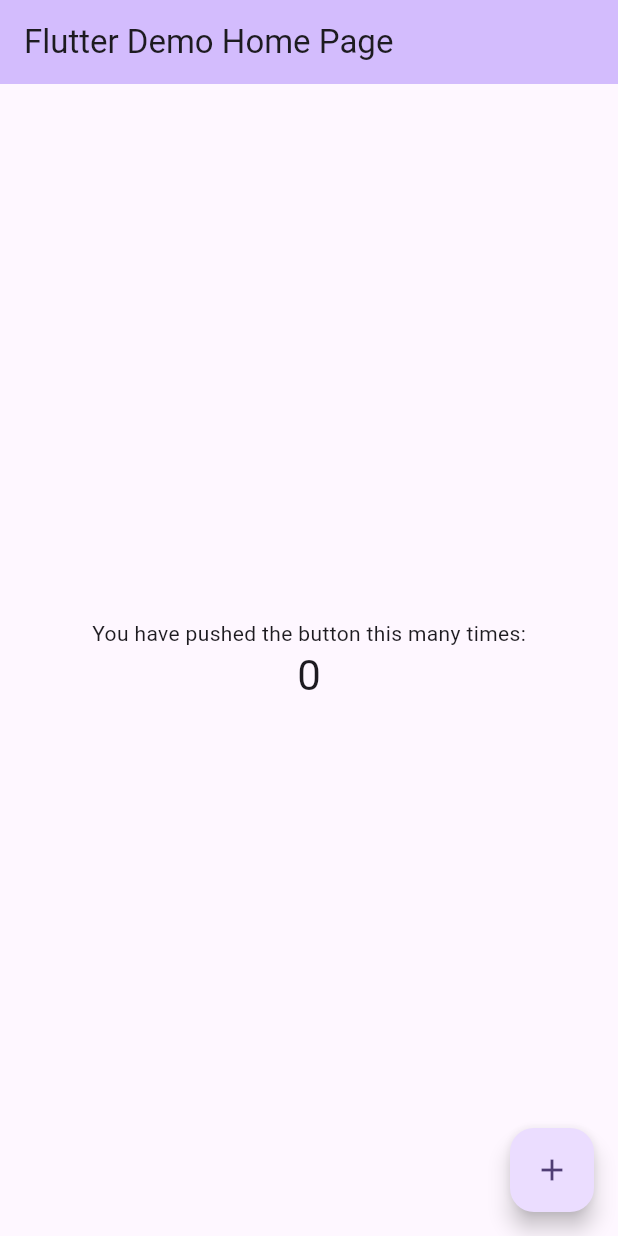
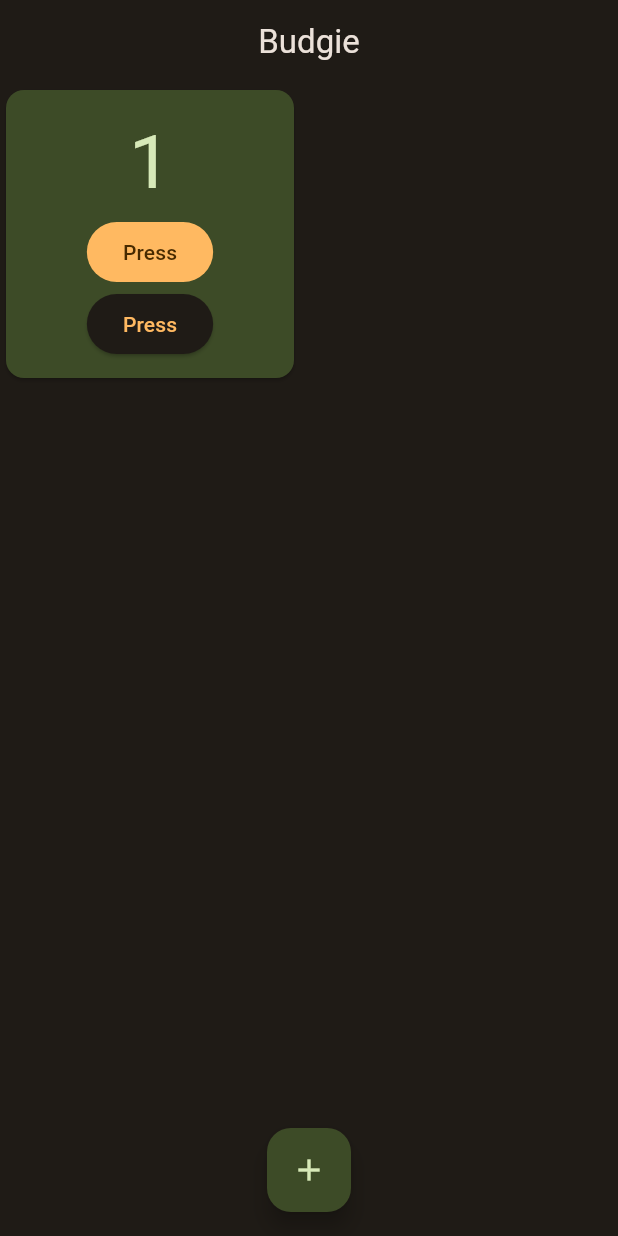
Before and after one commit to AryanSarafDev/Budgie, a Flutter app: the screen it shows after launch, on a phone screen of 412 x 824 dp. Run offline on Flutter 3.47's test engine with Material 2 defaults, Android fonts, the phone set to English and light mode, and no system bars; our stand-ins replace get.

Commit message:
Theme update

```diff
--- /dev/null
+++ b/lib/color_schemes.dart
@@ -0,0 +1,69 @@
+import 'package:flutter/material.dart';
+
+const lightColorScheme = ColorScheme(
+  brightness: Brightness.light,
+  primary: Color(0xFF865300),
+  onPrimary: Color(0xFFFFFFFF),
+  primaryContainer: Color(0xFFFFDDB8),
+  onPrimaryContainer: Color(0xFF2B1700),
+  secondary: Color(0xFF715A41),
+  onSecondary: Color(0xFFFFFFFF),
+  secondaryContainer: Color(0xFFFCDDBD),
+  onSecondaryContainer: Color(0xFF281805),
+  tertiary: Color(0xFF54633D),
+  onTertiary: Color(0xFFFFFFFF),
+  tertiaryContainer: Color(0xFFD7E9B8),
+  onTertiaryContainer: Color(0xFF131F02),
+  error: Color(0xFFBA1A1A),
+  errorContainer: Color(0xFFFFDAD6),
+  onError: Color(0xFFFFFFFF),
+  onErrorContainer: Color(0xFF410002),
+  background: Color(0xFFFFFBFF),
+  onBackground: Color(0xFF1F1B16),
+  surface: Color(0xFFFFFBFF),
+  onSurface: Color(0xFF1F1B16),
+  surfaceVariant: Color(0xFFF1E0D0),
+  onSurfaceVariant: Color(0xFF504539),
+  outline: Color(0xFF827568),
+  onInverseSurface: Color(0xFFF9EFE7),
+  inverseSurface: Color(0xFF352F2A),
+  inversePrimary: Color(0xFFFFB961),
+  shadow: Color(0xFF000000),
+  surfaceTint: Color(0xFF865300),
+  outlineVariant: Color(0xFFD4C4B5),
+  scrim: Color(0xFF000000),
+);
+
+const darkColorScheme = ColorScheme(
+  brightness: Brightness.dark,
+  primary: Color(0xFFFFB961),
+  onPrimary: Color(0xFF472A00),
+  primaryContainer: Color(0xFF663E00),
+  onPrimaryContainer: Color(0xFFFFDDB8),
+  secondary: Color(0xFFDFC2A2),
+  onSecondary: Color(0xFF3F2D17),
+  secondaryContainer: Color(0xFF57432B),
+  onSecondaryContainer: Color(0xFFFCDDBD),
+  tertiary: Color(0xFFBBCD9E),
+  onTertiary: Color(0xFF273513),
+  tertiaryContainer: Color(0xFF3D4B27),
+  onTertiaryContainer: Color(0xFFD7E9B8),
+  error: Color(0xFFFFB4AB),
+  errorContainer: Color(0xFF93000A),
+  onError: Color(0xFF690005),
+  onErrorContainer: Color(0xFFFFDAD6),
+  background: Color(0xFF1F1B16),
+  onBackground: Color(0xFFEBE1D9),
+  surface: Color(0xFF1F1B16),
+  onSurface: Color(0xFFEBE1D9),
+  surfaceVariant: Color(0xFF504539),
+  onSurfaceVariant: Color(0xFFD4C4B5),
+  outline: Color(0xFF9C8E81),
+  onInverseSurface: Color(0xFF1F1B16),
+  inverseSurface: Color(0xFFEBE1D9),
+  inversePrimary: Color(0xFF865300),
+  shadow: Color(0xFF000000),
+  surfaceTint: Color(0xFFFFB961),
+  outlineVariant: Color(0xFF504539),
+  scrim: Color(0xFF000000),
+);
--- /dev/null
+++ b/lib/controllers/checkC.dart
@@ -0,0 +1,10 @@
+import 'package:flutter/material.dart';
+import 'package:get/get.dart';
+class ChekController extends GetxController
+{
+  final check = 1.obs;
+  updatevalue()
+  {
+    check(check.value+1);
+  }
+}
--- a/lib/main.dart
+++ b/lib/main.dart
@@ -1,110 +1,24 @@
+
+import 'package:budgie/views/home.dart';
 import 'package:flutter/material.dart';
+import 'color_schemes.dart';
+import 'package:get/get.dart';
 
 void main() {
   runApp(const MyApp());
 }
 
 class MyApp extends StatelessWidget {
-  const MyApp({super.key});
+  const MyApp({Key? key}) : super(key: key);
 
   // This widget is the root of your application.
   @override
   Widget build(BuildContext context) {
-    return MaterialApp(
-      title: 'Flutter Demo',
-      theme: ThemeData(
-        colorScheme: ColorScheme.fromSeed(seedColor: Colors.deepPurple),
-        useMaterial3: true,
-      ),
-      home: const MyHomePage(title: 'Flutter Demo Home Page'),
+    return GetMaterialApp(
+      theme: ThemeData(useMaterial3: true, colorScheme: lightColorScheme),
+      darkTheme: ThemeData(useMaterial3: true, colorScheme: darkColorScheme),
+      themeMode: ThemeMode.dark,
+      home: HomeScreen(),
     );
   }
 }
-
-class MyHomePage extends StatefulWidget {
-  const MyHomePage({super.key, required this.title});
-
-  // This widget is the home page of your application. It is stateful, meaning
-  // that it has a State object (defined below) that contains fields that affect
-  // how it looks.
-
-  // This class is the configuration for the state. It holds the values (in this
-  // case the title) provided by the parent (in this case the App widget) and
-  // used by the build method of the State. Fields in a Widget subclass are
-  // always marked "final".
-
-  final String title;
-
-  @override
-  State<MyHomePage> createState() => _MyHomePageState();
-}
-
-class _MyHomePageState extends State<MyHomePage> {
-  int _counter = 0;
-
-  void _incrementCounter() {
-    setState(() {
-      // This call to setState tells the Flutter framework that something has
-      // changed in this State, which causes it to rerun the build method below
-      // so that the display can reflect the updated values. If we changed
-      // _counter without calling setState(), then the build method would not be
-      // called again, and so nothing would appear to happen.
-      _counter++;
-    });
-  }
-
-  @override
-  Widget build(BuildContext context) {
-    // This method is rerun every time setState is called, for instance as done
-    // by the _incrementCounter method above.
-    //
-    // The Flutter framework has been optimized to make rerunning build methods
-    // fast, so that you can just rebuild anything that needs updating rather
-    // than having to individually change instances of widgets.
-    return Scaffold(
-      appBar: AppBar(
-        // TRY THIS: Try changing the color here to a specific color (to
-        // Colors.amber, perhaps?) and trigger a hot reload to see the AppBar
-        // change color while the other colors stay the same.
-        backgroundColor: Theme.of(context).colorScheme.inversePrimary,
-        // Here we take the value from the MyHomePage object that was created by
-        // the App.build method, and use it to set our appbar title.
-        title: Text(widget.title),
-      ),
-      body: Center(
-        // Center is a layout widget. It takes a single child and positions it
-        // in the middle of the parent.
-        child: Column(
-          // Column is also a layout widget. It takes a list of children and
-          // arranges them vertically. By default, it sizes itself to fit its
-          // children horizontally, and tries to be as tall as its parent.
-          //
-          // Column has various properties to control how it sizes itself and
-          // how it positions its children. Here we use mainAxisAlignment to
-          // center the children vertically; the main axis here is the vertical
-          // axis because Columns are vertical (the cross axis would be
-          // horizontal).
-          //
-          // TRY THIS: Invoke "debug painting" (choose the "Toggle Debug Paint"
-          // action in the IDE, or press "p" in the console), to see the
-          // wireframe for each widget.
-          mainAxisAlignment: MainAxisAlignment.center,
-          children: <Widget>[
-            const Text(
-              'You have pushed the button this many times:',
-            ),
-            Text(
-              '$_counter',
-              style: Theme.of(context).textTheme.headlineMedium,
-            ),
-          ],
-        ),
-      ),
-      floatingActionButton: FloatingActionButton(
-        onPressed: _incrementCounter,
-        tooltip: 'Increment',
-        child: const Icon(Icons.add),
-      ), // This trailing comma makes auto-formatting nicer for build methods.
-    );
-  }
-}
--- a/lib/views/home.dart
+++ b/lib/views/home.dart
@@ -0,0 +1,53 @@
+import 'package:budgie/controllers/checkC.dart';
+import 'package:budgie/views/login.dart';
+import 'package:flutter/material.dart';
+import 'package:get/get.dart';
+
+class HomeScreen extends StatelessWidget {
+  HomeScreen({Key? key}) : super(key: key);
+  final c = Get.put(ChekController());
+
+  @override
+  Widget build(BuildContext context) {
+    final value = c.check.value;
+    return Scaffold(
+      appBar: AppBar(title: Center(child: Text("Budgie"))),
+      floatingActionButton: FloatingActionButton(backgroundColor: Theme.of(context).colorScheme.tertiaryContainer,
+        onPressed: () {},
+        child: Icon(Icons.add,color: Theme.of(context).colorScheme.onTertiaryContainer,),
+        focusElevation: 20,
+      ),
+      floatingActionButtonLocation: FloatingActionButtonLocation.centerFloat,
+      body: Container(
+        height: 200,
+        width: 200,
+        child: Card(
+          color: Theme.of(context).colorScheme.tertiaryContainer,
+          child: Column(
+            mainAxisAlignment: MainAxisAlignment.center,
+            crossAxisAlignment: CrossAxisAlignment.center,
+            children: [
+              Obx(() => Text(
+                    "${c.check}",
+                    style: TextStyle(
+                        color:
+                            Theme.of(context).colorScheme.onTertiaryContainer,
+                        fontSize: 50),
+                  )),
+              FilledButton(
+                  onPressed: () {
+                    c.updatevalue();
+                  },
+                  child: Text("Press")),
+              ElevatedButton(
+                  onPressed: () {
+                    Get.to(const LoginScreen());
+                  },
+                  child: Text("Press"))
+            ],
+          ),
+        ),
+      ),
+    );
+  }
+}
```
Also changed, not shown: lib/views/login.dart (+25 -0 lines), lib/ui/homescreenwidgets.dart (added).
